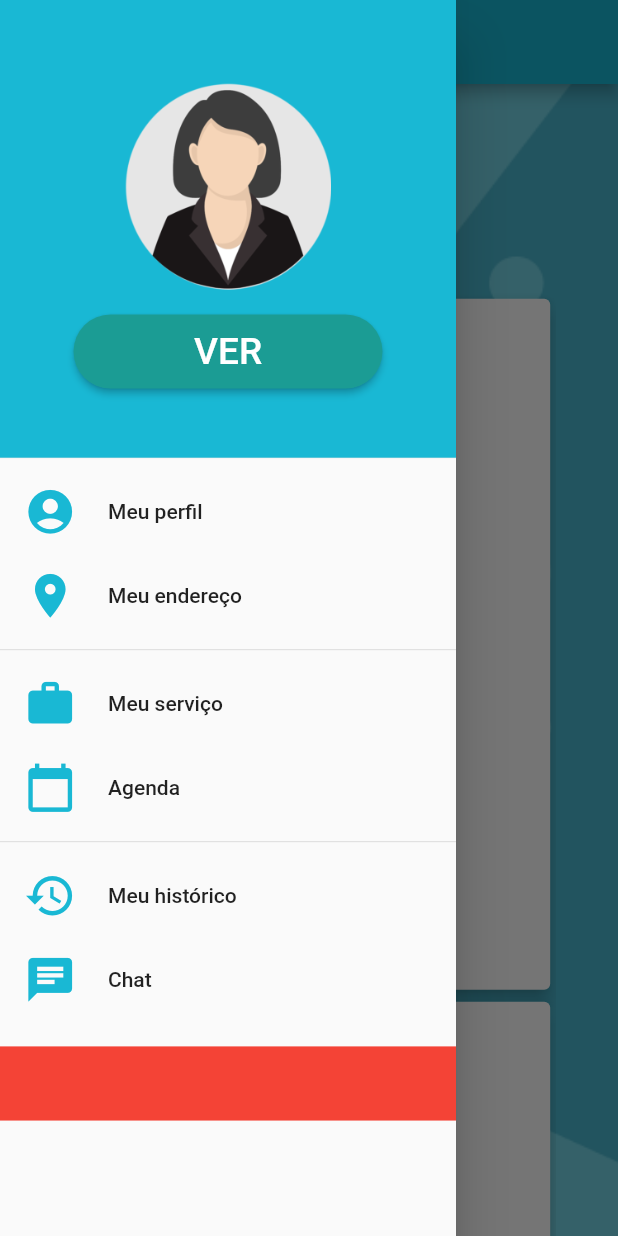
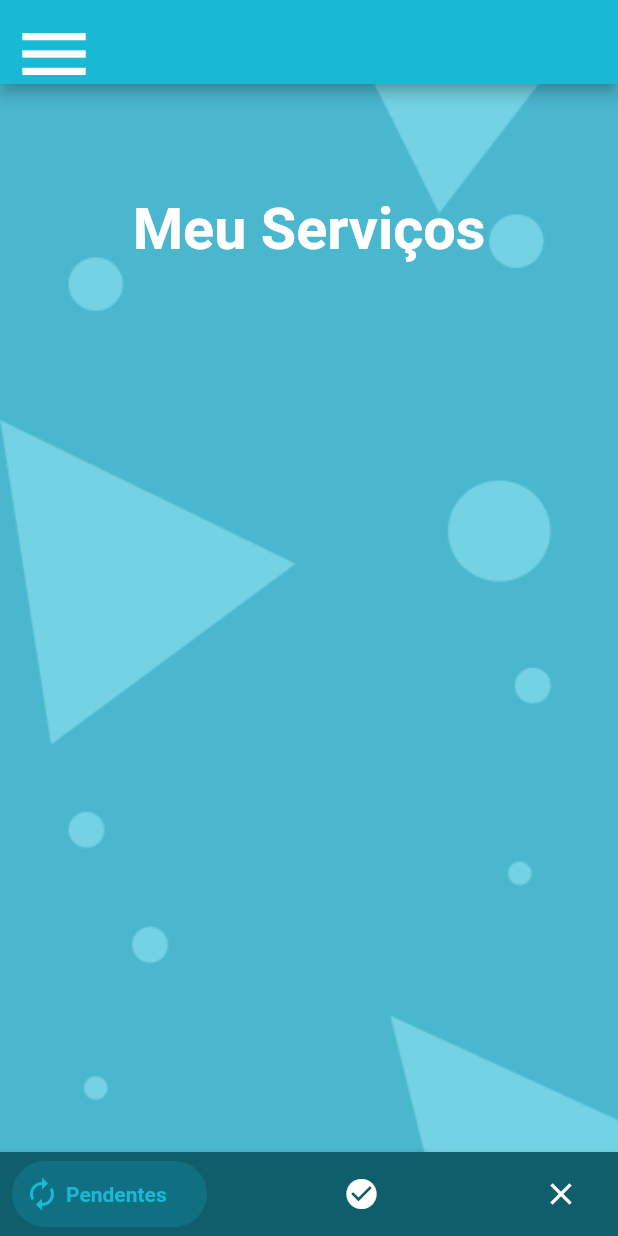
Before and after one commit to JuanPablooo/clean_house, a Flutter app: the HomePageProfissional screen opened directly, in the side drawer, after a tap on "Meu serviço", on a phone screen of 412 x 824 dp. Run offline on Flutter 3.47's test engine with Material 2 defaults, Android fonts, the phone set to English and light mode, and no system bars; drawn by our look-alikes of bottom_navy_bar; our stand-ins replace email_validator, flutter_masked_text, flutter_mobx, image_picker, mobx; generated files the repository leaves out were written again; project files that could hold a hidden picture were left out.

Commit message:
tela de adicao de novo servico home do profissional e drawer menu do profissional

```diff
--- a/lib/app/my.app.dart
+++ b/lib/app/my.app.dart
@@ -32,8 +32,8 @@ class MyApp extends StatelessWidget {
           primarySwatch: Colors.blue,
         ),
         // home: LoginPage(),
-        // home: HomePageCliente(),
-        home: HomePageProfissional(),
+        home: HomePageCliente(),
+        // home: HomePageProfissional(),
       ),
     );
   }
--- a/lib/controller/home-profissional-controller.dart
+++ b/lib/controller/home-profissional-controller.dart
@@ -5,13 +5,13 @@ import 'package:clean_house/models/servico-model.dart';
 class HomeProfissionalController {
   HomeProfissionalController({this.servicos});
 
-  List<Servico> servicos;
+  List<Servico> servicos = List<Servico>();
   findServicos() {
     Cliente cliente = Cliente(id: 1, nome: 'juan');
     Cliente cliente2 = Cliente(id: 2, nome: 'Maria');
     Profissional profissional = Profissional(id: 3, nome: 'Aparecida');
 
-    var servico = Servico(
+    Servico servico = Servico(
         cliente: cliente,
         profissional: profissional,
         data: '10/07/2020',
@@ -19,7 +19,7 @@ class HomeProfissionalController {
         endereco: 'Osasco rua das araras',
         horario: '09',
         preco: '110');
-    var servico2 = Servico(
+    Servico servico2 = Servico(
         cliente: cliente2,
         profissional: profissional,
         data: '10/08/2020',
@@ -27,5 +27,9 @@ class HomeProfissionalController {
         endereco: 'Osasco rua das laranjeiras',
         horario: '10',
         preco: '100');
+    List<Servico> servicosSupport = List<Servico>();
+    servicosSupport.add(servico);
+    servicosSupport.add(servico2);
+    this.servicos = servicosSupport;
   }
 }
--- a/lib/view/home/home-page-profissional.dart
+++ b/lib/view/home/home-page-profissional.dart
@@ -1,5 +1,7 @@
 import 'package:clean_house/constants/constantes-general.dart';
 import 'package:clean_house/constants/cores.dart';
+import 'package:clean_house/controller/home-profissional-controller.dart';
+import 'package:clean_house/models/servico-model.dart';
 import 'package:clean_house/view/widgets/app-bar/app-bares.dart';
 import 'package:clean_house/view/widgets/drawer-meu-profissional.dart';
 import 'package:flutter/material.dart';
@@ -24,7 +26,11 @@ class _HomePageProfissionalState extends State<HomePageProfissional> {
         fontWeight: FontWeight.bold);
 
     var listServices = ['primeiro', 'segundo'];
-
+    var homeController = HomeProfissionalController();
+    homeController.findServicos();
+    print("=-=-=--=");
+    print(homeController.servicos.length);
+    print("=-=-=--=");
     return Scaffold(
       appBar: appBar,
       drawer: MyDrawerMenuProfissional(),
@@ -65,15 +71,37 @@ class _HomePageProfissionalState extends State<HomePageProfissional> {
                   height: 10,
                   width: larguraTela * .8,
                   child: ListView.builder(
-                    itemCount: 2,
+                    itemCount: homeController.servicos.length,
                     scrollDirection: Axis.vertical,
                     itemBuilder: (BuildContext context, int index) {
+                      Servico servico = homeController.servicos[index];
                       return Card(
                         elevation: 5,
+                        shape: RoundedRectangleBorder(
+                          borderRadius: BorderRadius.circular(alturaTela * .05),
+                        ),
                         child: Container(
                           height: alturaTela * .6,
                           width: larguraTela * .5,
-                          // child: ,
+                          child: Column(
+                            children: <Widget>[
+                              SizedBox(height: alturaTela * .05),
+                              Text(
+                                'você tem uma solicitação de ' +
+                                    servico.cliente.nome,
+                                style: TextStyle(
+                                    color: Colors.black,
+                                    fontSize: alturaTela * .03),
+                              ),
+                              SizedBox(height: alturaTela * .05),
+                              SizedBox(
+                                height: alturaTela * .167,
+                                child: Image.asset('assets/cliente.png'),
+                              ),
+                              SizedBox(height: alturaTela * .05),
+                              Text(servico.endereco)
+                            ],
+                          ),
                         ),
                       );
                     },
--- /dev/null
+++ b/lib/view/meu-servico/meu-servico.dart
@@ -0,0 +1,112 @@
+import 'package:bottom_navy_bar/bottom_navy_bar.dart';
+import 'package:clean_house/constants/cores.dart';
+import 'package:clean_house/view/widgets/app-bar/app-bares.dart';
+import 'package:clean_house/view/widgets/drawer-meu-profissional.dart';
+import 'package:flutter/material.dart';
+
+class MeuServico extends StatefulWidget {
+  MeuServico({Key key}) : super(key: key);
+
+  @override
+  _MeuServicoState createState() => _MeuServicoState();
+}
+
+class _MeuServicoState extends State<MeuServico> {
+  int _selectedIndex = 0;
+  PageController _pageController;
+  void initState() {
+    super.initState();
+    _pageController = PageController();
+  }
+
+  @override
+  void dispose() {
+    _pageController.dispose();
+    super.dispose();
+  }
+
+  @override
+  Widget build(BuildContext context) {
+    var appBar = MyAppBar.appBarCliente;
+    var size = MediaQuery.of(context).size;
+    double larguraTela = size.width;
+    double alturaTela = (size.height - appBar.preferredSize.height) -
+        MediaQuery.of(context).padding.top;
+    return Container(
+      child: Scaffold(
+        appBar: appBar,
+        drawer: MyDrawerMenuProfissional(),
+        bottomNavigationBar: BottomNavyBar(
+          backgroundColor: myDarkBlue,
+          selectedIndex: _selectedIndex,
+          showElevation: true, // use this to remove appBar's elevation
+          onItemSelected: (index) => setState(() {
+            _selectedIndex = index;
+            _pageController.animateToPage(index,
+                duration: Duration(milliseconds: 300), curve: Curves.ease);
+          }),
+          items: [
+            BottomNavyBarItem(
+              icon: Icon(Icons.autorenew),
+              title: Text('Pendentes'),
+              activeColor: myBlue,
+              inactiveColor: Colors.white,
+            ),
+            BottomNavyBarItem(
+                icon: Icon(Icons.check_circle),
+                title: Text('Finalizados'),
+                inactiveColor: Colors.white,
+                activeColor: myBlue),
+            BottomNavyBarItem(
+              icon: Icon(Icons.close),
+              title: Text('Cancelados'),
+              inactiveColor: Colors.white,
+              activeColor: Colors.red,
+            ),
+          ],
+        ),
+        body: Stack(
+          children: <Widget>[
+            Container(
+              decoration: BoxDecoration(
+                image: DecorationImage(
+                    image: AssetImage(
+                      'assets/fundo.png',
+                    ),
+                    fit: BoxFit.cover),
+                color: Color(0xFF4BB7CF),
+              ),
+            ),
+            Column(
+              children: <Widget>[
+                SizedBox(
+                  height: alturaTela * .07,
+                ),
+                Container(
+                  width: larguraTela / 1,
+                  height: alturaTela / 9,
+                  child: Center(
+                    child: Text(
+                      'Meu Serviços',
+                      style: TextStyle(
+                          color: Colors.white,
+                          fontSize: alturaTela * .05,
+                          fontWeight: FontWeight.bold),
+                    ),
+                  ),
+                ),
+                Expanded(
+                  child: Container(
+                    height: 10,
+                    width: larguraTela * .8,
+                    // child: ,
+                  ),
+                )
+              ],
+            )
+          ],
+        ),
+      ),
+    );
+  }
+}
--- a/lib/view/widgets/drawer-meu-profissional.dart
+++ b/lib/view/widgets/drawer-meu-profissional.dart
@@ -3,6 +3,7 @@ import 'package:clean_house/view/endereco/endereco-cliente.dart';
 import 'package:clean_house/view/endereco/endereco-profissional.dart';
 import 'package:clean_house/view/home/home-page-cliente.dart';
 import 'package:clean_house/view/home/home-page-profissional.dart';
+import 'package:clean_house/view/meu-servico/meu-servico.dart';
 import 'package:clean_house/view/perfil/perfil-cliente.dart';
 import 'package:clean_house/view/perfil/perfil-profissional.dart';
 import 'package:clean_house/view/widgets/btn-generic.dart';
@@ -38,6 +39,11 @@ class MyDrawerMenuProfissional extends StatelessWidget {
           context,
           MaterialPageRoute(
               builder: (BuildContext context) => PerfilProfissional()));
+    }
+
+    redirectToMeuServico() {
+      Navigator.push(context,
+          MaterialPageRoute(builder: (BuildContext context) => MeuServico()));
     }
 
     return Drawer(
@@ -97,7 +103,7 @@ class MyDrawerMenuProfissional extends StatelessWidget {
           ListTile(
             title: Text('Meu serviço'),
             onTap: () {
-              // redirectToEndereco();
+              redirectToMeuServico();
             },
             leading: Icon(Icons.work, size: 35, color: myBlue),
           ),
--- a/pubspec.yaml
+++ b/pubspec.yaml
@@ -31,6 +31,7 @@ dependencies:
   # masked_text: ^0.0.6
   flutter_masked_text: ^0.8.0
   flutter_validate: ^1.0.0
+  bottom_navy_bar: ^5.4.0
 
 
 
```
Also changed, not shown: lib/view/cadastro/escolha-perfil.page.dart (+28 -36 lines), lib/view/home/home-page-cliente.dart (+20 -3 lines), lib/view/meu-servico/novo-servico-cliente.dart (added, +135 -0 lines), pubspec.lock.
